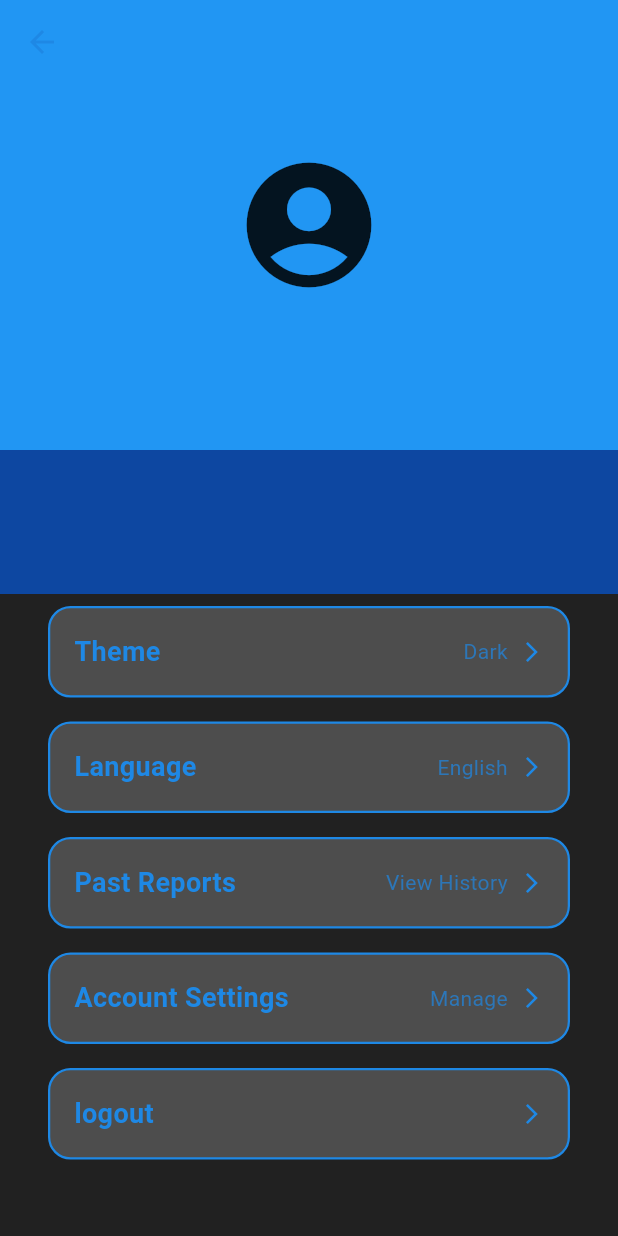
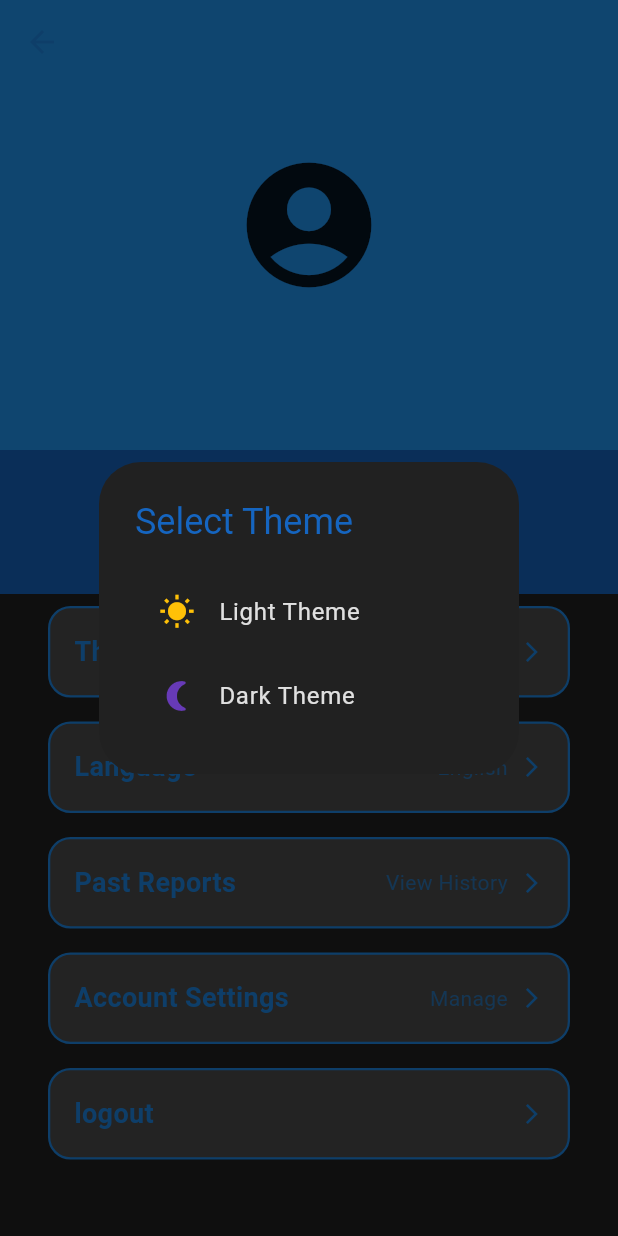
Before and after one commit to khush1yaaar/TakeCare-IdeaLab, a Flutter app: the ProfileScreen screen opened directly, after a tap on "Theme", on a phone screen of 412 x 824 dp. Run offline on Flutter 3.47's test engine with Material 3 defaults, Android fonts, the phone set to English and light mode, and no system bars; our stand-ins replace cloud_firestore, curved_navigation_bar, dots_indicator, firebase_auth, firebase_core, google_sign_in; accounts and stored records are empty.

Commit message:
theming done successfuly

```diff
--- a/lib/themes/themes.dart
+++ b/lib/themes/themes.dart
@@ -31,15 +31,15 @@ class CustomTheme with ChangeNotifier {
         headlineMedium: TextStyle(color: Colors.blue.shade700),
         headlineSmall: TextStyle(color: Colors.blue.shade700),
         bodyLarge: TextStyle(color: Colors.grey.shade800),
-        bodyMedium: TextStyle(color: Colors.grey.shade800),
-        bodySmall: TextStyle(color: Colors.grey.shade800),
+        bodyMedium: TextStyle(color: Colors.grey.shade700),
+        bodySmall: TextStyle(color: Colors.grey.shade600),
       ),
     );
   }
 
   static ThemeData get darkTheme {
     return ThemeData(
-      primaryColor: Colors.blue.shade900,
+      primaryColor: Colors.blue.shade800,
       scaffoldBackgroundColor: Colors.grey.shade900, // Updated
 
       appBarTheme: AppBarTheme(
--- /dev/null
+++ b/lib/widgets/theme_popup.dart
@@ -0,0 +1,66 @@
+import 'package:flutter/material.dart';
+import 'package:provider/provider.dart';
+import 'package:takecare/themes/themes.dart';
+
+class ThemePopup {
+  static void show(
+    BuildContext context,
+    String currentTheme,
+    Function(String) onThemeSelected,
+  ) {
+    showDialog(
+      context: context,
+      builder: (BuildContext context) {
+        final themeProvider = Provider.of<CustomTheme>(context, listen: false);
+        final theme = Theme.of(context);
+
+        return AlertDialog(
+          title: Text(
+            "Select Theme",
+            style: TextStyle(color: theme.primaryColor),
+          ),
+          backgroundColor: theme.scaffoldBackgroundColor,
+          content: Column(
+            mainAxisSize: MainAxisSize.min,
+            children: [
+              ListTile(
+                title: Text(
+                  "Light Theme",
+                  style: TextStyle(color: theme.textTheme.bodyLarge!.color),
+                ),
+                leading: Icon(Icons.wb_sunny, color: Colors.amber),
+                onTap: () {
+                  onThemeSelected("Light");
+                  if (themeProvider.currentTheme == ThemeMode.dark) {
+                    WidgetsBinding.instance.addPostFrameCallback((_) {
+                      themeProvider.toggleTheme();
+                    });
+                  }
+                  Navigator.pop(context);
+                },
+                selected: currentTheme == "Light",
+              ),
+              ListTile(
+                title: Text(
+                  "Dark Theme",
+                  style: TextStyle(color: theme.textTheme.bodyLarge!.color),
+                ),
+                leading: Icon(Icons.nightlight_round, color: Colors.deepPurple),
+                onTap: () {
+                  onThemeSelected("Dark");
+                  if (themeProvider.currentTheme == ThemeMode.light) {
+                    WidgetsBinding.instance.addPostFrameCallback((_) {
+                      themeProvider.toggleTheme();
+                    });
+                  }
+                  Navigator.pop(context);
+                },
+                selected: currentTheme == "Dark",
+              ),
+            ],
+          ),
+        );
+      },
+    );
+  }
+}
--- a/pubspec.yaml
+++ b/pubspec.yaml
@@ -50,7 +50,9 @@ dependencies:
   get: ^4.6.6
   camera: ^0.11.0+2
   google_sign_in: ^6.2.2
+  # flutter_local_notifications: ^18.0.1
   translator: ^1.0.3+1
+  flutter_timezone: ^4.1.0
 
 dev_dependencies:
   flutter_test:
```
Also changed, not shown: lib/main.dart (+16 -2 lines), lib/widgets/language_popup.dart (added, +39 -0 lines), lib/widgets/settings_card.dart (+11 -1 lines), lib/widgets/settings_popup.dart (deleted, +0 -17 lines), lib/providers/language_provider.dart (added), lib/providers/notification_provider.dart (added), pubspec.lock, 5 other files.
